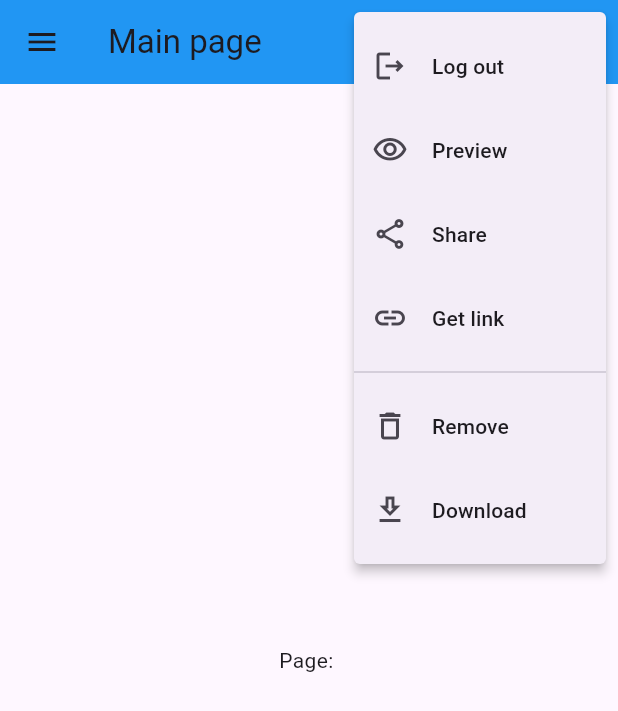
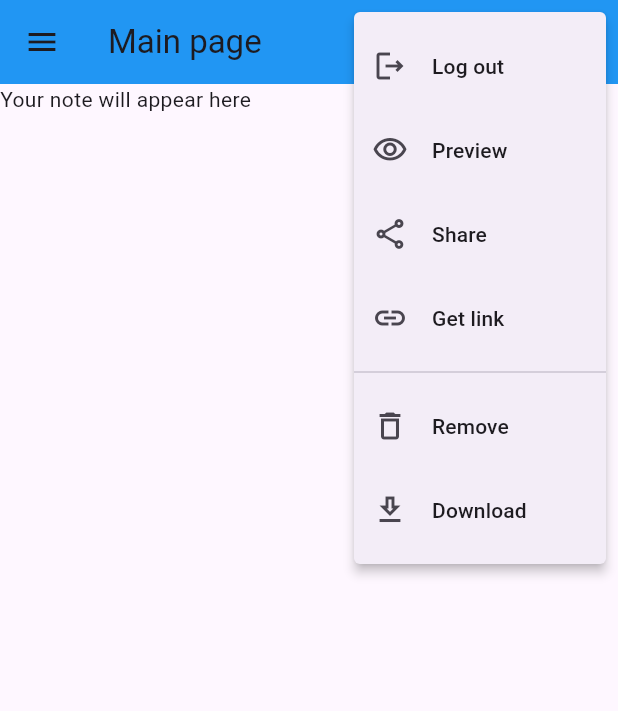
Before and after one commit to Ebrahim2789/ecommerce-lite, a Flutter app: the MainView screen opened by its route, after a tap on the "more vert" icon, on a phone screen of 412 x 824 dp. Shown: the top 711 px of the screen. Run offline on Flutter 3.47's test engine with Material 3 defaults, Android fonts, the light colour scheme and no system bars; our stand-ins replace firebase_auth, firebase_core, sqflite; accounts and stored records are empty; network calls fail.

Commit message:
singlton notesoervice

```diff
--- a/lib/services/auth/auth_user.dart
+++ b/lib/services/auth/auth_user.dart
@@ -3,9 +3,12 @@ import 'package:flutter/material.dart';
 
 @immutable
 class AuthUser {
+  final String? email;
   final bool isEmailVerified;
 
-  const AuthUser({required this.isEmailVerified});
-  factory AuthUser.fromFirebase(User user) =>
-      AuthUser(isEmailVerified: user.emailVerified);
+  const AuthUser({required this.email, required this.isEmailVerified});
+  factory AuthUser.fromFirebase(User user) => AuthUser(
+        email: user.email,
+        isEmailVerified: user.emailVerified,
+      );
 }
--- a/lib/services/crud/curd_exeptions.dart
+++ b/lib/services/crud/curd_exeptions.dart
@@ -1,4 +1,4 @@
-class DatabaseAlreadyExistException implements Exception {}
+class DatabaseAlreadyOpenException implements Exception {}
 
 class UnableToGetDocumentDirectory implements Exception {}
 
--- a/lib/services/crud/note_service.dart
+++ b/lib/services/crud/note_service.dart
@@ -8,8 +8,39 @@ import 'package:path/path.dart' show join;
 class NoteService {
   Database? _db;
 
-  Future<DatabaseNote> updateNote(
-      {required DatabaseNote note, required String text}) async {
+  List<DatabaseNote> _notes = [];
+
+  static final NoteService _shared = NoteService._sharedInstance();
+  NoteService._sharedInstance();
+  factory NoteService() => _shared;
+
+  final _notesStreamController =
+      StreamController<List<DatabaseNote>>.broadcast();
+
+  Stream<List<DatabaseNote>> get allNotes => _notesStreamController.stream;
+  Future<DatabaseUser> getorCreateuser({required String email}) async {
+    try {
+      final user = await getUser(email: email);
+      return user;
+    } on CouldNotFindUser {
+      final createdUser = await creatUser(email: email);
+      return createdUser;
+    } catch (e) {
+      rethrow;
+    }
+  }
+
+  Future<void> _cacheNotes() async {
+    final allNotes = await getAllNotes();
+    _notes = allNotes.toList();
+    _notesStreamController.add(_notes);
+  }
+
+  Future<DatabaseNote> updateNote({
+    required DatabaseNote note,
+    required String text,
+  }) async {
+    await ensureDbIsOpen();
     final db = _getDatabaseOrThrow();
     await getNote(id: note.id);
     final updateCount = await db.update(noteTable, {
@@ -19,39 +50,56 @@ class NoteService {
     if (updateCount == 0) {
       throw CouldNotUpdateNote();
     } else {
-      return await getNote(id: note.id);
+      final updateNote = await getNote(id: note.id);
+      _notes.removeWhere((note) => note.id == updateNote.id);
+      _notes.add(updateNote);
+      _notesStreamController.add(_notes);
+      return updateNote;
     }
   }
 
   Future<Iterable<DatabaseNote>> getAllNotes() async {
+    await ensureDbIsOpen();
     final db = _getDatabaseOrThrow();
     final note = await db.query(noteTable);
     return note.map((noteRow) => DatabaseNote.fromRow(noteRow));
   }
 
   Future<DatabaseNote> getNote({required int id}) async {
+    await ensureDbIsOpen();
+    await ensureDbIsOpen();
     final db = _getDatabaseOrThrow();
-    final note = await db.query(
+    final notes = await db.query(
       noteTable,
       limit: 1,
       where: 'id=?',
       whereArgs: [id],
     );
 
-    if (note.isEmpty) {
+    if (notes.isEmpty) {
       throw CouldNotFindNote();
     } else {
-      return DatabaseNote.fromRow(note.first);
+      final note = DatabaseNote.fromRow(notes.first);
+      _notes.removeWhere((note) => note.id == id);
+      _notes.add(note);
+
+      _notesStreamController.add(_notes);
+      return note;
     }
   }
 
   Future<int> deleteAllNotes() async {
+    await ensureDbIsOpen();
     final db = _getDatabaseOrThrow();
 
-    return await db.delete(noteTable);
+    final numberOfdeletion = await db.delete(noteTable);
+    _notes = [];
+    _notesStreamController.add(_notes);
+    return numberOfdeletion;
   }
 
   Future<void> deleteNote({required int id}) async {
+    await ensureDbIsOpen();
     final db = _getDatabaseOrThrow();
     final deleteCount = await db.delete(
       noteTable,
@@ -60,10 +108,14 @@ class NoteService {
     );
     if (deleteCount != 0) {
       throw CouldNotDeleteNote();
+    } else {
+      _notes.removeWhere((note) => note.id == id);
+      _notesStreamController.add(_notes);
     }
   }
 
   Future<DatabaseNote> createNote({required DatabaseUser owner}) async {
+    await ensureDbIsOpen();
     final db = _getDatabaseOrThrow();
     final dbUser = await getUser(email: owner.email);
     if (dbUser != owner) {
@@ -84,10 +136,14 @@ class NoteService {
       isSyncedWithCloud: true,
     );
 
+    _notes.add(note);
+    _notesStreamController.add(_notes);
+
     return note;
   }
 
   Future<DatabaseUser> getUser({required String email}) async {
+    await ensureDbIsOpen();
     final db = _getDatabaseOrThrow();
     final result = await db.query(
       userTable,
@@ -103,6 +159,7 @@ class NoteService {
   }
 
   Future<DatabaseUser> creatUser({required String email}) async {
+    await ensureDbIsOpen();
     final db = _getDatabaseOrThrow();
     final result = await db.query(
       userTable,
@@ -122,6 +179,7 @@ class NoteService {
   }
 
   Future<void> deleteUser({required String email}) async {
+    await ensureDbIsOpen();
     final db = _getDatabaseOrThrow();
     final deleteCount = await db.delete(
       userTable,
@@ -152,9 +210,17 @@ class NoteService {
     }
   }
 
+  Future<void> ensureDbIsOpen() async {
+    try {
+      await open();
+    } on DatabaseAlreadyOpenException {
+      // empty
+    }
+  }
+
   Future<void> open() async {
     if (_db != null) {
-      throw DatabaseAlreadyExistException();
+      throw DatabaseAlreadyOpenException();
     }
     try {
       final docsPath = await getApplicationDocumentsDirectory();
@@ -165,6 +231,8 @@ class NoteService {
       await db.execute(createUserTable);
 
       await db.execute(createNoteTable);
+
+      await _cacheNotes();
     } on MissingPlatformDirectoryException {
       throw UnableToGetDocumentDirectory();
     }
--- a/lib/views/main_view.dart
+++ b/lib/views/main_view.dart
@@ -1,6 +1,7 @@
 import 'package:dalell/constants/routes.dart';
 import 'package:dalell/enums/menu_action.dart';
 import 'package:dalell/services/auth/auth_services.dart';
+import 'package:dalell/services/crud/note_service.dart';
 import 'package:flutter/material.dart';
 
 class MainView extends StatefulWidget {
@@ -11,6 +12,22 @@ class MainView extends StatefulWidget {
 }
 
 class _MainViewState extends State<MainView> {
+  late final NoteService _noteService;
+  String get userEmail => AuthServices.firebase().currentUser!.email!;
+
+  @override
+  void initState() {
+    _noteService = NoteService();
+    _noteService.open();
+    super.initState();
+  }
+
+  @override
+  void dispose() {
+    _noteService.close();
+    super.dispose();
+  }
+
   Menu? selectedMenu;
   String menuBar = 'Menu';
   String selectedPage = '';
@@ -150,8 +167,27 @@ class _MainViewState extends State<MainView> {
             ],
           ),
         ),
-      body: Center(child: Text('Page: $selectedPage')),
+        body: FutureBuilder(
+            future: _noteService.getorCreateuser(email: userEmail),
+            builder: (context, snapshot) {
+              switch (snapshot.connectionState) {
+                case ConnectionState.done:
+                  return StreamBuilder(
+                    stream: _noteService.allNotes,
+                    builder: (context, snapshot) {
+                      switch (snapshot.connectionState) {
+                        case ConnectionState.waiting:
+                          return const Text('Your note will appear here');
+                        default:
+                          return const CircularProgressIndicator();
+                      }
+                    },
                   );
+
+                default:
+                  return const CircularProgressIndicator();
+              }
+            }));
   }
 }
 
```
Also changed, not shown: 2 other files. Lines whose indentation alone changed are shown as unchanged.
